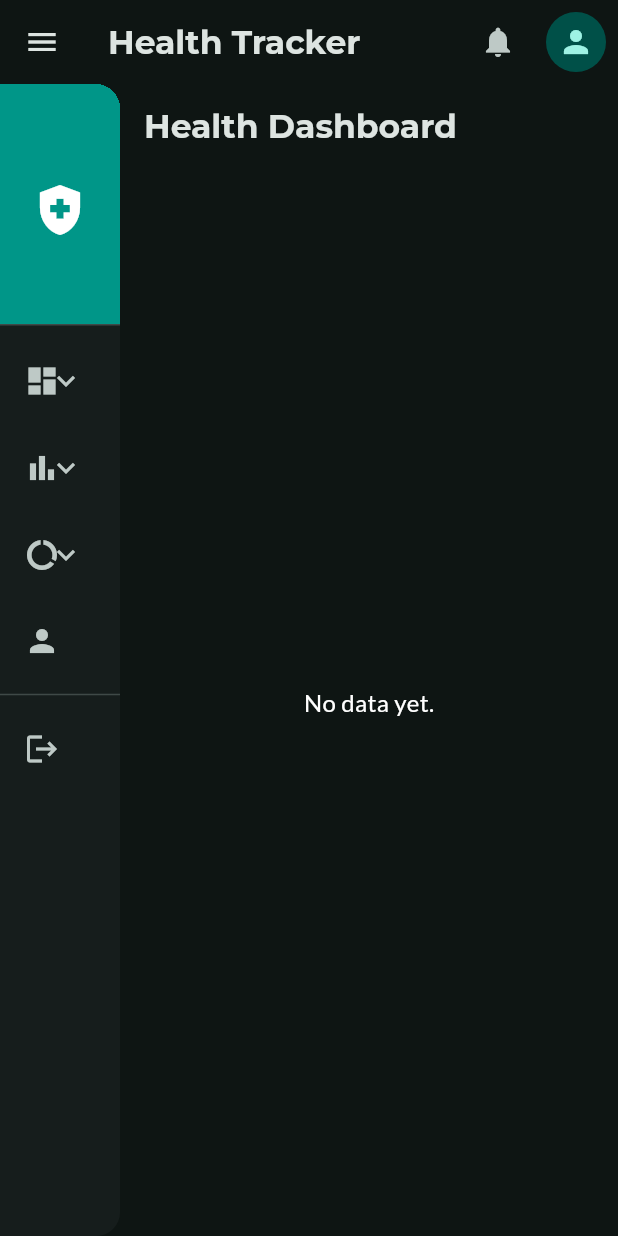
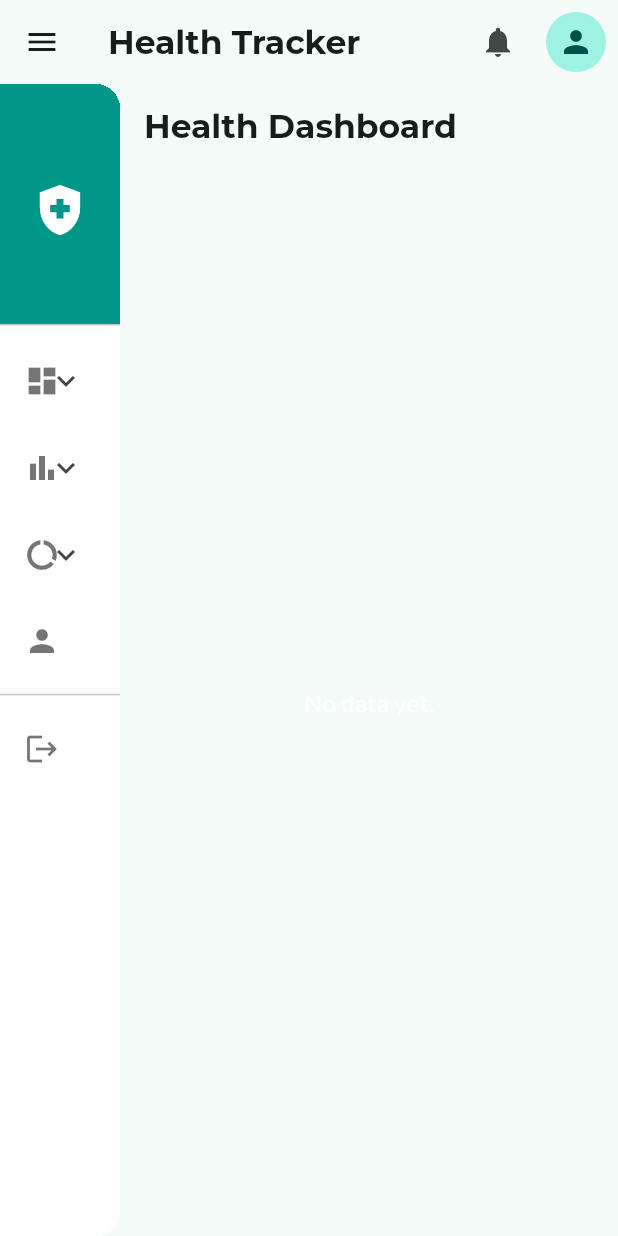
Before and after one commit to masteramuk/wellnesstracker, a Flutter app: the screen it shows after launch, on a phone screen of 412 x 824 dp. Run offline on Flutter 3.47's test engine with Material 3 defaults, Android fonts, the phone set to English and light mode, and no system bars; our stand-ins replace csv, fl_chart, google_fonts, pdf, printing, shared_preferences; missing offline and left inert: universal_html; project files that could hold a hidden picture were left out.

Commit message:
Change the background to white

```diff
--- a/lib/main.dart
+++ b/lib/main.dart
@@ -20,30 +20,30 @@
           seedColor: Colors.teal,
           primary: Colors.teal[300]!,
           secondary: Colors.grey[500]!,
-          brightness: Brightness.dark,
+          brightness: Brightness.light,
         ),
         textTheme: GoogleFonts.latoTextTheme(textTheme).copyWith(
-          headlineSmall: GoogleFonts.montserrat(textStyle: textTheme.headlineSmall, fontWeight: FontWeight.bold, color: Colors.white),
-          titleLarge: GoogleFonts.montserrat(textStyle: textTheme.titleLarge, fontWeight: FontWeight.bold, color: Colors.white),
-          titleMedium: GoogleFonts.montserrat(textStyle: textTheme.titleMedium, fontWeight: FontWeight.w600, color: Colors.white70),
-          bodyMedium: GoogleFonts.lato(textStyle: textTheme.bodyMedium, fontSize: 16, color: Colors.white70),
-          labelLarge: GoogleFonts.lato(textStyle: textTheme.labelLarge, color: Colors.white, fontWeight: FontWeight.bold),
+          headlineSmall: GoogleFonts.montserrat(textStyle: textTheme.headlineSmall, fontWeight: FontWeight.bold, color: Colors.black),
+          titleLarge: GoogleFonts.montserrat(textStyle: textTheme.titleLarge, fontWeight: FontWeight.bold, color: Colors.black),
+          titleMedium: GoogleFonts.montserrat(textStyle: textTheme.titleMedium, fontWeight: FontWeight.w600, color: Colors.black87),
+          bodyMedium: GoogleFonts.lato(textStyle: textTheme.bodyMedium, fontSize: 16, color: Colors.black87),
+          labelLarge: GoogleFonts.lato(textStyle: textTheme.labelLarge, color: Colors.black, fontWeight: FontWeight.bold),
         ),
         cardTheme: CardThemeData(
           elevation: 4,
           shape: RoundedRectangleBorder(borderRadius: BorderRadius.circular(12)),
-          color: Colors.white.withAlpha(26),
+          color: Colors.white,
         ),
         inputDecorationTheme: InputDecorationTheme(
           border: OutlineInputBorder(
             borderRadius: BorderRadius.circular(8.0),
-            borderSide: const BorderSide(color: Colors.white30, width: 0.5),
+            borderSide: const BorderSide(color: Colors.grey, width: 0.5),
           ),
           focusedBorder: OutlineInputBorder(
             borderRadius: BorderRadius.circular(8.0),
             borderSide: BorderSide(color: Colors.teal[300]!, width: 2),
           ),
-          labelStyle: const TextStyle(color: Colors.white70),
+          labelStyle: const TextStyle(color: Colors.black87),
         ),
         elevatedButtonTheme: ElevatedButtonThemeData(
           style: ElevatedButton.styleFrom(
@@ -54,7 +54,7 @@
           ),
         ),
         bottomNavigationBarTheme: BottomNavigationBarThemeData(
-          backgroundColor: Colors.black.withAlpha(128),
+          backgroundColor: Colors.white,
           selectedItemColor: Colors.teal[300],
           unselectedItemColor: Colors.grey[400],
         ),
--- a/lib/widgets/side_menu.dart
+++ b/lib/widgets/side_menu.dart
@@ -26,6 +26,8 @@
       duration: const Duration(milliseconds: 300),
       width: widget.isExpanded ? 250 : 80,
       child: Drawer(
+        child: Container(
+          color: Colors.white,
           child: ListView(
             padding: EdgeInsets.zero,
             children: <Widget>[
@@ -68,6 +70,7 @@
             ],
           ),
         ),
+      ),
     );
   }
 
@@ -80,9 +83,9 @@
   }) {
     final bool isSelected = _selectedIndex == index;
     return ListTile(
-      leading: Icon(icon, color: isSelected ? Colors.teal : null),
+      leading: Icon(icon, color: isSelected ? Colors.teal : Colors.black54),
       title: widget.isExpanded
-          ? Text(title, style: TextStyle(color: isSelected ? Colors.teal : null))
+          ? Text(title, style: TextStyle(color: isSelected ? Colors.teal : Colors.black87))
           : null,
       onTap: () {
         if (onTap != null) {
@@ -103,8 +106,8 @@
   Widget _buildDashboardMenu() {
     return ExpansionTile(
       controller: _dashboardController,
-      leading: const Icon(Icons.dashboard),
-      title: widget.isExpanded ? const Text('Dashboard') : const SizedBox.shrink(),
+      leading: const Icon(Icons.dashboard, color: Colors.black54),
+      title: widget.isExpanded ? const Text('Dashboard', style: TextStyle(color: Colors.black87)) : const SizedBox.shrink(),
       onExpansionChanged: (isExpanded) {
         if (isExpanded) {
           _reportsController.collapse();
@@ -161,8 +164,8 @@
   Widget _buildReportsMenu() {
     return ExpansionTile(
       controller: _reportsController,
-      leading: const Icon(Icons.bar_chart),
-      title: widget.isExpanded ? const Text('Reports') : const SizedBox.shrink(),
+      leading: const Icon(Icons.bar_chart, color: Colors.black54),
+      title: widget.isExpanded ? const Text('Reports', style: TextStyle(color: Colors.black87)) : const SizedBox.shrink(),
       onExpansionChanged: (isExpanded) {
         if (isExpanded) {
           _dashboardController.collapse();
@@ -219,8 +222,8 @@
   Widget _buildDataMenu() {
     return ExpansionTile(
       controller: _dataController,
-      leading: const Icon(Icons.data_usage),
-      title: widget.isExpanded ? const Text('Data') : const SizedBox.shrink(),
+      leading: const Icon(Icons.data_usage, color: Colors.black54),
+      title: widget.isExpanded ? const Text('Data', style: TextStyle(color: Colors.black87)) : const SizedBox.shrink(),
       onExpansionChanged: (isExpanded) {
         if (isExpanded) {
           _dashboardController.collapse();
```
Lines whose indentation alone changed are shown as unchanged.
